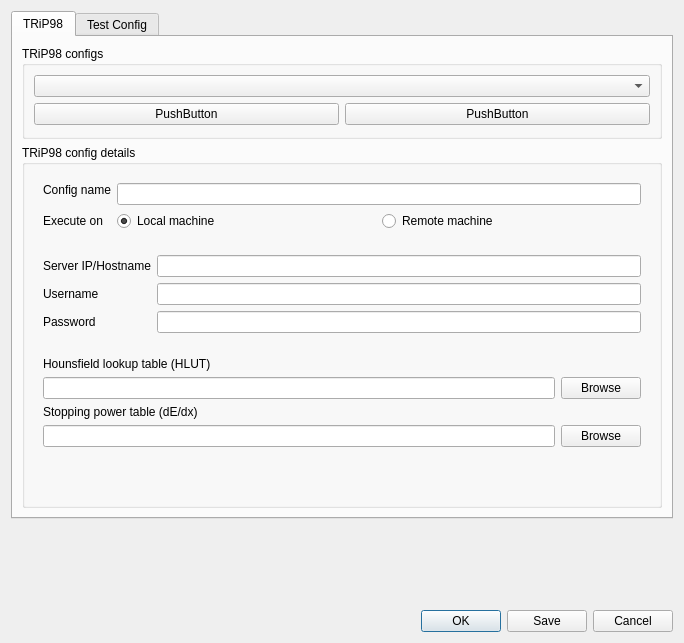
Qt form pytripgui/view/trip_config.ui (pytrip/pytripgui) before a commit.
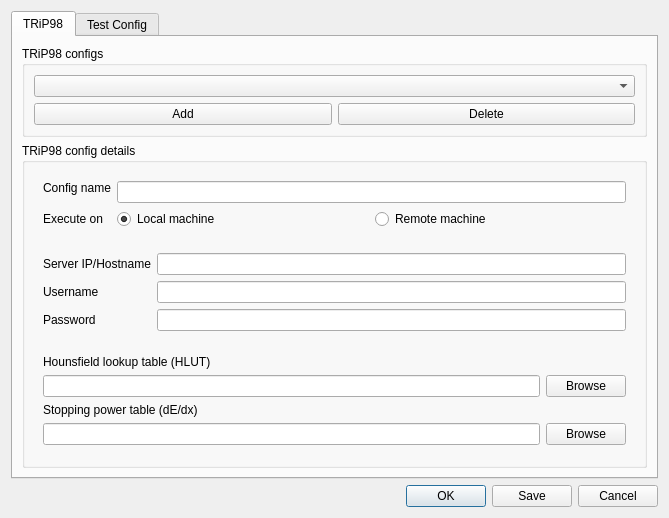
The same form after that commit. The open tabs and pages were chosen to show the change.

```diff
--- a/pytripgui/view/trip_config.ui
+++ b/pytripgui/view/trip_config.ui
@@ -6,8 +6,8 @@
    <rect>
     <x>0</x>
     <y>0</y>
-    <width>684</width>
-    <height>643</height>
+    <width>669</width>
+    <height>499</height>
    </rect>
   </property>
   <property name="windowTitle">
@@ -38,14 +38,14 @@
             <item>
              <widget class="QPushButton" name="add">
               <property name="text">
-               <string>PushButton</string>
+               <string>Add</string>
               </property>
              </widget>
             </item>
             <item>
              <widget class="QPushButton" name="remove">
               <property name="text">
-               <string>PushButton</string>
+               <string>Delete</string>
               </property>
              </widget>
             </item>
```
Left out of the diff: 16 changed lines with no effect on the pictures.
